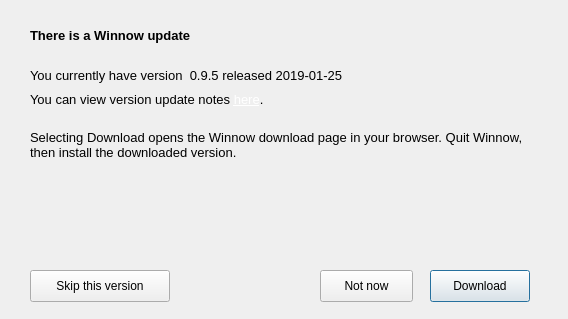
This is Dialogs/updateapp.ui in towhee/Winnow64 as Qt 5 draws it before an edit. The edited form follows.
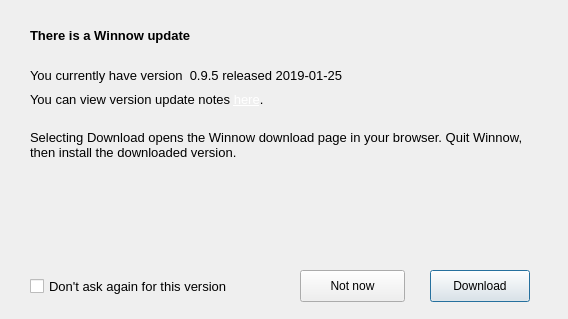
This is the edited form.

What changed in the file:
```diff
--- a/Dialogs/updateapp.ui
+++ b/Dialogs/updateapp.ui
@@ -98,9 +98,9 @@
   <widget class="QPushButton" name="cancelBtn">
    <property name="geometry">
     <rect>
-     <x>320</x>
+     <x>300</x>
      <y>270</y>
-     <width>93</width>
+     <width>105</width>
      <height>32</height>
     </rect>
    </property>
@@ -129,32 +129,22 @@
     <bool>false</bool>
    </property>
   </widget>
-  <widget class="QPushButton" name="skipBtn">
+  <widget class="QCheckBox" name="dontAskChk">
    <property name="geometry">
     <rect>
      <x>30</x>
-     <y>270</y>
-     <width>140</width>
-     <height>32</height>
+     <y>274</y>
+     <width>201</width>
+     <height>24</height>
     </rect>
    </property>
-   <property name="minimumSize">
-    <size>
-     <width>0</width>
-     <height>32</height>
-    </size>
-   </property>
-   <property name="maximumSize">
-    <size>
-     <width>16777215</width>
-     <height>32</height>
-    </size>
+   <property name="font">
+    <font>
+     <pointsize>10</pointsize>
+    </font>
    </property>
    <property name="text">
-    <string>Skip this version</string>
-   </property>
-   <property name="autoDefault">
-    <bool>false</bool>
+    <string>Don't ask again for this version</string>
    </property>
   </widget>
   <widget class="QPushButton" name="yesBtn">
```
